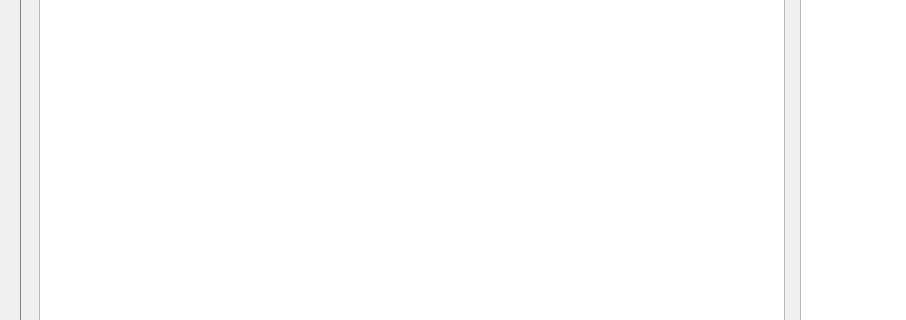
The window that editeur.ui (Txikilinux/leterrier-mulot) describes before a commit, drawn with Qt 5; both pictures show x 0 to 906 and y 114 to 434 of the 1030 by 575 pixel window.
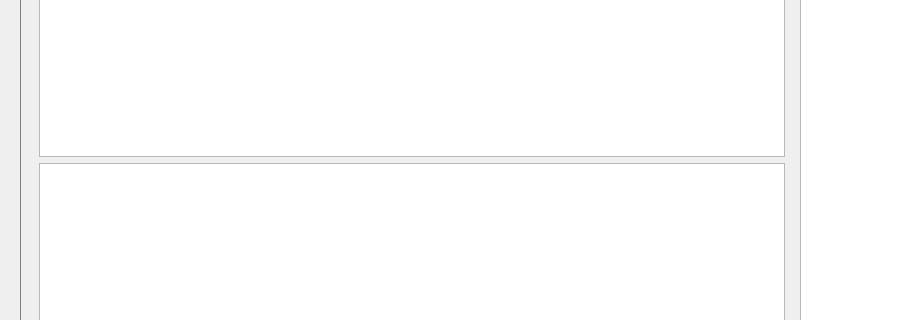
The same window after the commit. The open tabs and pages were chosen to show the change. Icons and pictures are not drawn. Custom widgets are drawn as their Qt base class.

Patch:
```diff
--- a/editeur.ui
+++ b/editeur.ui
@@ -144,7 +144,7 @@
               <string>Disque Local</string>
              </attribute>
              <layout class="QGridLayout" name="gridLayout">
-              <item row="0" column="0">
+              <item row="1" column="0">
                <widget class="QTreeView" name="treeViewArborescence">
                 <property name="minimumSize">
                  <size>
@@ -172,6 +172,9 @@
                 </property>
                </widget>
               </item>
+              <item row="0" column="0">
+               <widget class="QListWidget" name="listWidgetImage"/>
+              </item>
              </layout>
             </widget>
             <widget class="QWidget" name="page_5">
```
Left out of the diff: 5 changed lines with no effect on the pictures.
